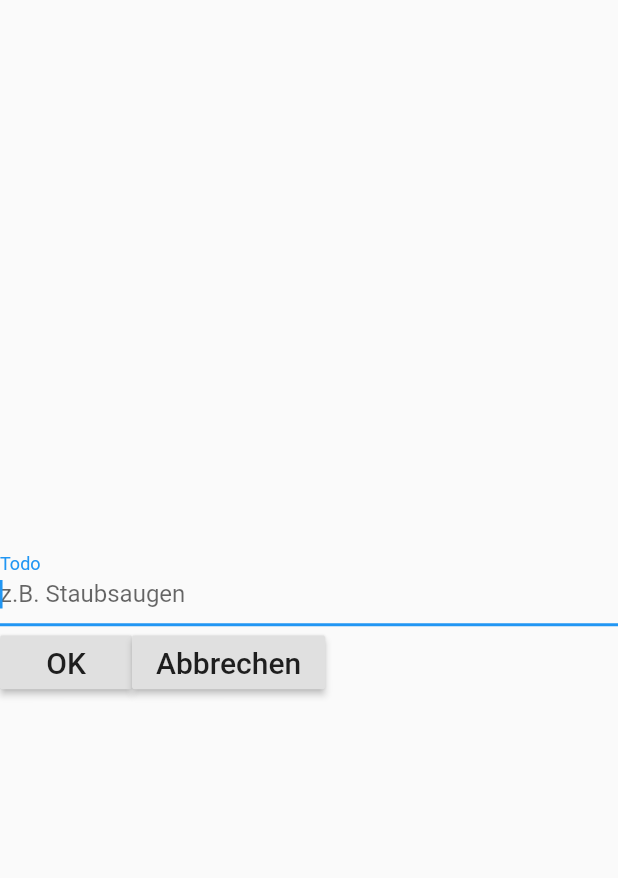
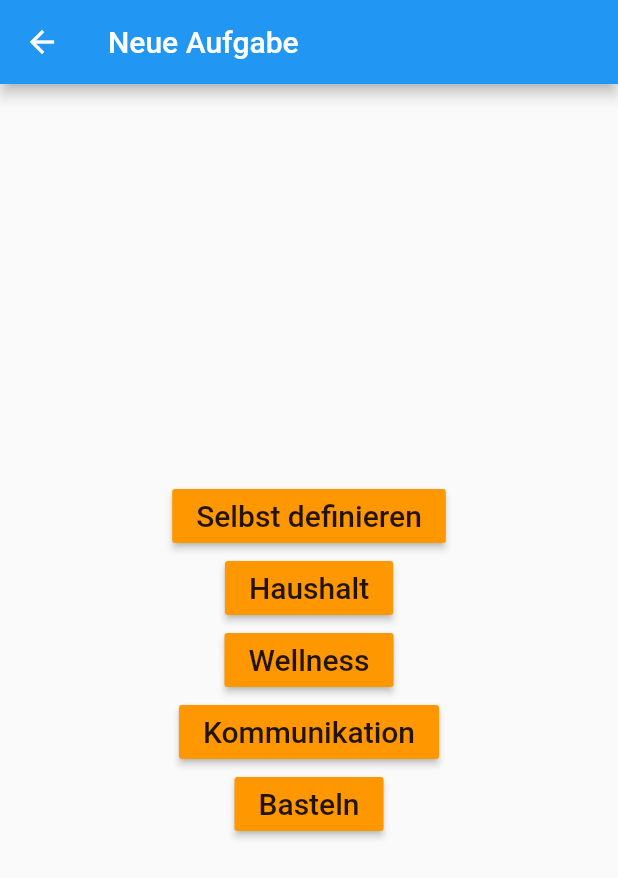
Before and after one commit to jan1na/DailyBuddy, a Flutter app: the CreateTodo screen opened directly, on a phone screen of 412 x 824 dp. Shown: the top 878 px of the screen. Run offline on Flutter 3.47's test engine with Material 2 defaults, Android fonts, the phone set to English and light mode, and no system bars; accounts and stored records are empty.

Commit message:
Add the categorized todo page

```diff
--- a/lib/pages/createtodo.dart
+++ b/lib/pages/createtodo.dart
@@ -2,17 +2,33 @@ import 'package:flutter/material.dart';
 import 'hub.dart';
 import '../user.dart';
 
+class Category {
+  String name;
+  List<String> sub;
+
+  Category(this.name, this.sub);
+}
+
 class CreateTodo extends StatefulWidget {
   CreateTodo({Key key, this.screenChanged})
-      : super(key: key);
+      : categories = [
+        new Category('Haushalt', ['Fenster putzen', 'Wäsche waschen', 'Zimmer aufräumen']),
+        new Category('Wellness', ['Kopf kratzen', 'Nase popeln', 'Schlafen']),
+        new Category('Kommunikation', ['Mama anrufen', 'Kinder anschreien', 'Selbstgespräch führen']),
+        new Category('Basteln', ['Ikea', 'Lego', 'Duplo']),
+      ],
+      super(key: key);
 
   final ValueChanged<Widget> screenChanged;
+  final List<Category> categories;
 
   @override
   CreateTodoState createState() => CreateTodoState();
 }
 
 class CreateTodoState extends State<CreateTodo> {
+  int categoryIndex = -1;
+
   @override
   Widget build(BuildContext context) {
     final controller = TextEditingController();
@@ -23,12 +39,54 @@ class CreateTodoState extends State<CreateTodo> {
       controller: controller,
     );
 
+    var categoryButtons = new List<RaisedButton>();
+    categoryButtons.add(new RaisedButton(
+      onPressed: () {
+        widget.screenChanged(new Hub(screenChanged: widget.screenChanged));
+      },
+      color: Colors.orange,
+      child: Text('Selbst definieren', style: TextStyle(fontSize: 20)),));
+
+    var index = 0;
+    for (var category in widget.categories) {
+      var currentIndex = index;
+      categoryButtons.add(new RaisedButton(
+        onPressed: () {
+          setState(() {
+            categoryIndex = currentIndex;
+          });
+        },
+        color: Colors.orange,
+        child: Text(category.name, style: TextStyle(fontSize: 20)),
+      ));
+
+      if (index == categoryIndex) {
+        for (var sub in category.sub) {
+          categoryButtons.add(new RaisedButton(
+            onPressed: () {
+              var entry = new Entry(sub, false);
+              User.the().todos.add(entry);
+              widget.screenChanged(new Hub(screenChanged: widget.screenChanged));
+            },
+            color: Colors.yellow,
+            child: Text(sub, style: TextStyle(fontSize: 20)),
+          ));
+        }
+      }
+
+      ++index;
+    }
+
     return Scaffold(
+      appBar: AppBar(
+        title: Text('Neue Aufgabe'),
+      ),
       body: Center(
       child: Column(
         mainAxisAlignment: MainAxisAlignment.center,
-          children: <Widget>[
-            field,
+        children:
+          categoryButtons
+          /*field,
           Row(children: <Widget>[
             RaisedButton(
               onPressed: () {
@@ -50,8 +108,7 @@ class CreateTodoState extends State<CreateTodo> {
                 style: TextStyle(fontSize: 20)
               ),
             ),
-            ],)
-          ],
+          ],)*/
       ),
       ),
     );
```
Lines whose indentation alone changed are shown as unchanged.
